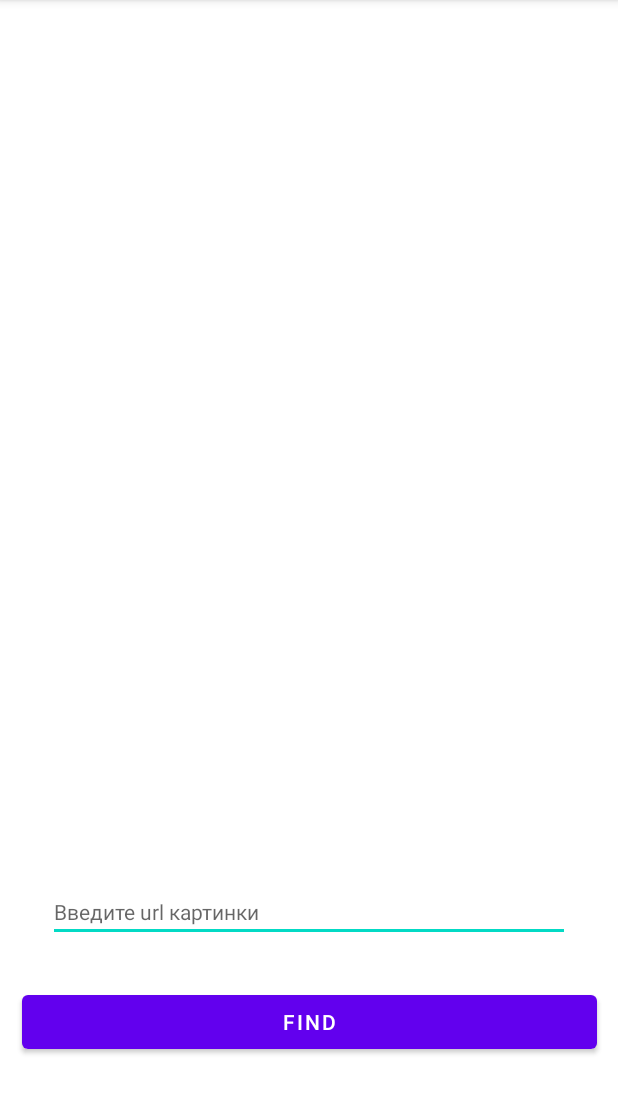
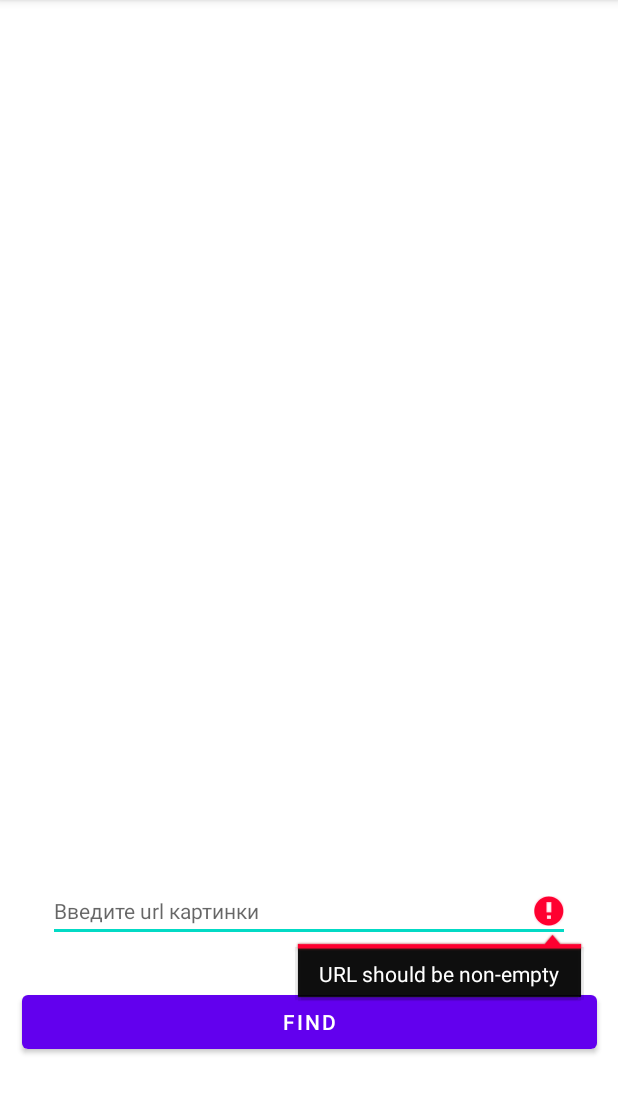
Before and after one commit to YudjinFoggy/TMS07, an Android app: the HW1Activity screen opened directly, with no data from a screen before it, after a tap on "FIND", on a phone screen of 412 x 824 dp, the part 84-1198 px from its top. Run offline under Robolectric (Android 15) with nearby library versions, the phone set to English and light mode, and no system bars; our stand-ins replace Picasso.

Commit message:
Small code improvements

```diff
--- a/app/src/main/java/com/example/tms07/HW1Activity.kt
+++ b/app/src/main/java/com/example/tms07/HW1Activity.kt
@@ -1,11 +1,12 @@
 package com.example.tms07
 
-import androidx.appcompat.app.AppCompatActivity
 import android.os.Bundle
 import android.widget.Button
 import android.widget.EditText
 import android.widget.ImageView
+import androidx.appcompat.app.AppCompatActivity
 import com.squareup.picasso.Picasso
+import java.lang.System.load
 
 class HW1Activity : AppCompatActivity() {
     override fun onCreate(savedInstanceState: Bundle?) {
@@ -16,10 +17,18 @@ class HW1Activity : AppCompatActivity() {
         val inputUserText = findViewById<EditText>(R.id.inputFieldURL)
         val pictureOutput = findViewById<ImageView>(R.id.pictureOutput)
 
+
         buttonDownloadPicture.setOnClickListener {
-            Picasso.get()
-                .load(inputUserText.text.toString())
-                .into(pictureOutput)
+
+            if (inputUserText.text.toString().isEmpty()) {
+                inputUserText.error = getString(R.string.error_empty_url)
+            } else {
+                Picasso.get()
+                    .load(inputUserText.text.toString())
+                    .placeholder(R.drawable.load_picture)
+                    .error(R.drawable.ic_not_found)
+                    .into(pictureOutput)
+            }
         }
     }
 }
--- a/app/src/main/res/values/strings.xml
+++ b/app/src/main/res/values/strings.xml
@@ -13,4 +13,5 @@
     <string name="click_on_me">click on me</string>
     <string name="pictureoutput">pictureOutput</string>
     <string name="find">Find</string>
+    <string name="error_empty_url">URL should be non-empty</string>
 </resources>
```
Also changed, not shown: app/src/main/java/com/example/tms07/MainActivity.kt (+6 -1 lines), app/src/main/res/drawable/ic_not_found.png (added), app/src/main/res/drawable/load_picture.gif (added).
